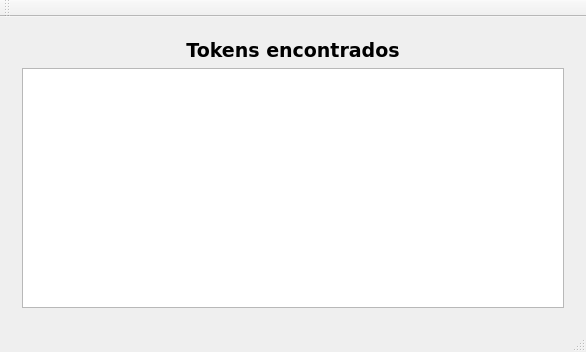
Old version of the form mainwindow.ui in the repository DarthDS4711/compiler_c_plus_plus.
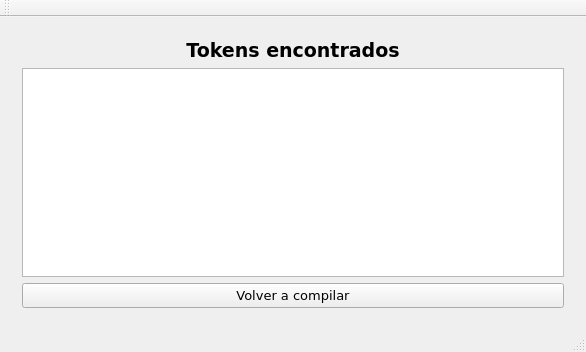
New version of the form. The open tabs and pages were chosen to show the change.

Diff of the .ui file:
```diff
--- a/mainwindow.ui
+++ b/mainwindow.ui
@@ -97,6 +97,19 @@
         <item row="1" column="0">
          <widget class="QTableWidget" name="tableWidget"/>
         </item>
+        <item row="2" column="0">
+         <widget class="QPushButton" name="gotToCompilePB">
+          <property name="font">
+           <font>
+            <family>Verdana</family>
+            <pointsize>10</pointsize>
+           </font>
+          </property>
+          <property name="text">
+           <string>Volver a compilar</string>
+          </property>
+         </widget>
+        </item>
        </layout>
       </widget>
      </widget>
```
Left out of the diff: 2 changed lines with no effect on the pictures.
